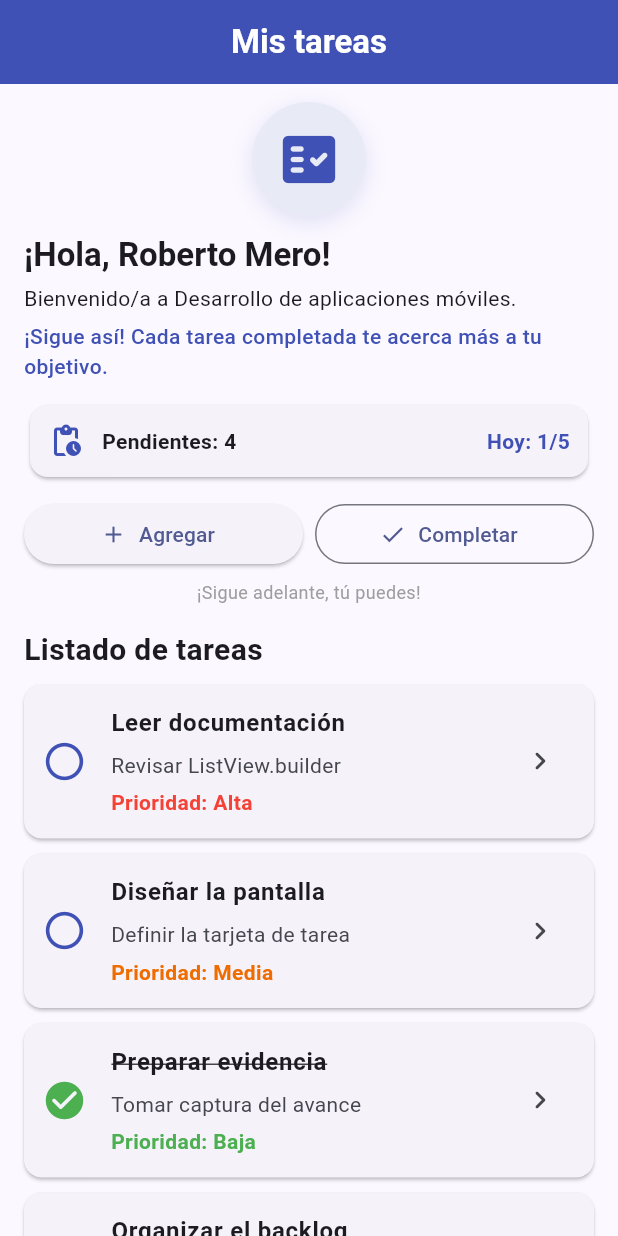
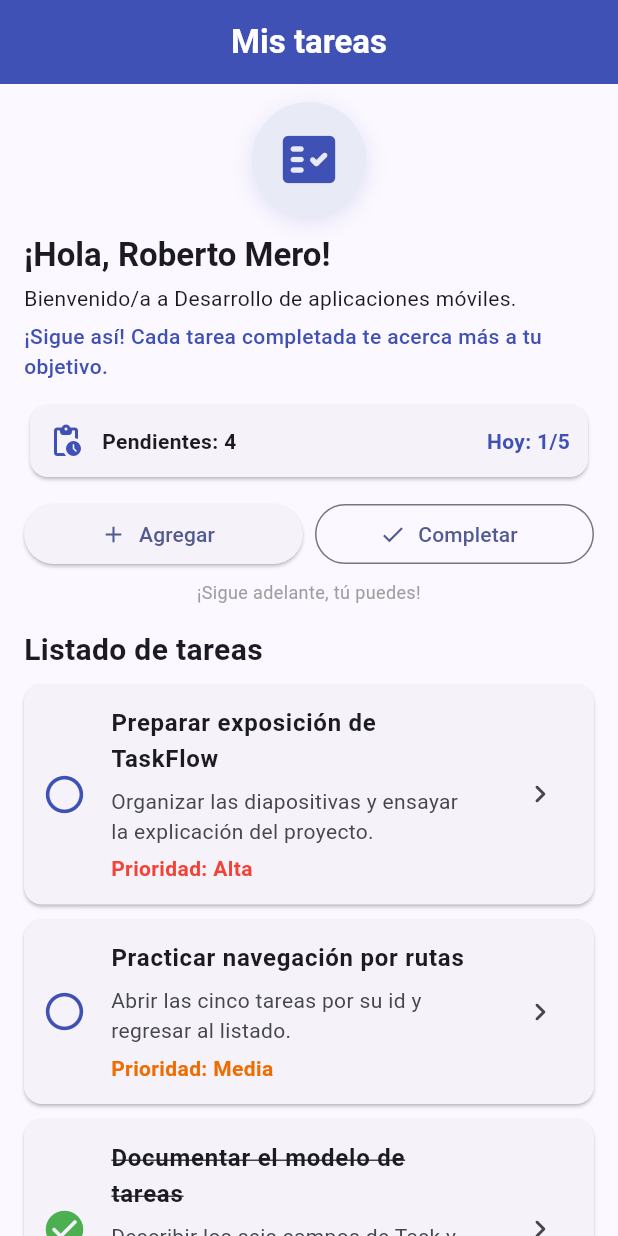
Before and after one commit to RobertoM18/TaskFlow, a Flutter app: the screen it shows after launch, on a phone screen of 412 x 824 dp. Run offline on Flutter 3.47's test engine with Material 3 defaults, Android fonts, the phone set to English and light mode, and no system bars; our stand-ins replace go_router.

Commit message:
feat: completar modelado y personalizar tareas de TaskFlow

```diff
--- a/lib/features/tasks/data/demo_tasks.dart
+++ b/lib/features/tasks/data/demo_tasks.dart
@@ -7,40 +7,44 @@ const demoUserId = 1;
 const List<Task> demoTasks = [
   Task(
     id: 1,
-    title: 'Leer documentación',
-    description: 'Revisar ListView.builder',
+    title: 'Preparar exposición de TaskFlow',
+    description:
+        'Organizar las diapositivas y ensayar la explicación del proyecto.',
     priority: 'Alta',
     isCompleted: false,
     userId: demoUserId,
   ),
   Task(
     id: 2,
-    title: 'Diseñar la pantalla',
-    description: 'Definir la tarjeta de tarea',
+    title: 'Practicar navegación por rutas',
+    description: 'Abrir las cinco tareas por su id y regresar al listado.',
     priority: 'Media',
     isCompleted: false,
     userId: demoUserId,
   ),
   Task(
     id: 3,
-    title: 'Preparar evidencia',
-    description: 'Tomar captura del avance',
+    title: 'Documentar el modelo de tareas',
+    description:
+        'Describir los seis campos de Task y un ejemplo JSON en el README.',
     priority: 'Baja',
     isCompleted: true,
     userId: demoUserId,
   ),
   Task(
     id: 4,
-    title: 'Organizar el backlog',
-    description: 'Priorizar pendientes',
+    title: 'Repasar arquitectura MVVM',
+    description:
+        'Explicar el recorrido desde la View hasta el Service con un ejemplo.',
     priority: 'Alta',
     isCompleted: false,
     userId: demoUserId,
   ),
   Task(
     id: 5,
-    title: 'Revisar código',
-    description: 'Ejecutar flutter analyze',
+    title: 'Validar TaskFlow en el teléfono',
+    description:
+        'Probar el listado, el detalle y el cambio de estado en Android.',
     priority: 'Media',
     isCompleted: false,
     userId: demoUserId,
--- a/lib/features/tasks/presentation/task_detail_view.dart
+++ b/lib/features/tasks/presentation/task_detail_view.dart
@@ -47,6 +47,9 @@ class TaskDetailView extends StatelessWidget {
                 Text(
                   task.isCompleted ? 'Estado: completada' : 'Estado: pendiente',
                 ),
+                const SizedBox(height: 8),
+                Text('Identificador: ${task.id}'),
+                Text('Usuario: ${task.userId}'),
                 const SizedBox(height: 24),
                 FilledButton.icon(
                   onPressed: () =>
```
Also changed, not shown: 4 other files.
